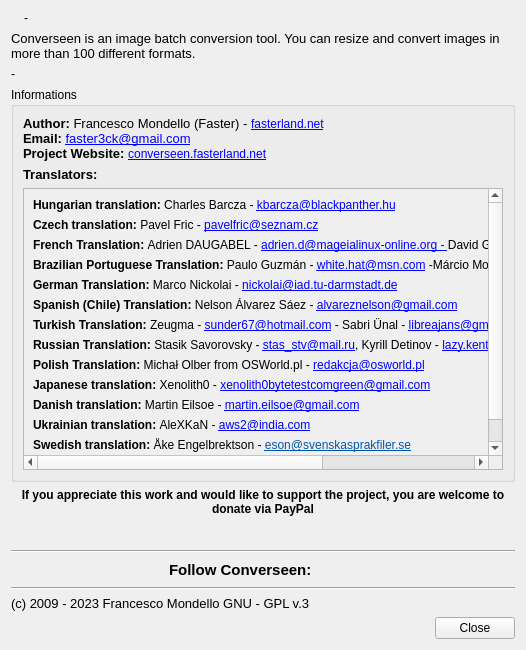
Qt form ui/dialoginfo.ui (Faster3ck/Converseen) before a commit.
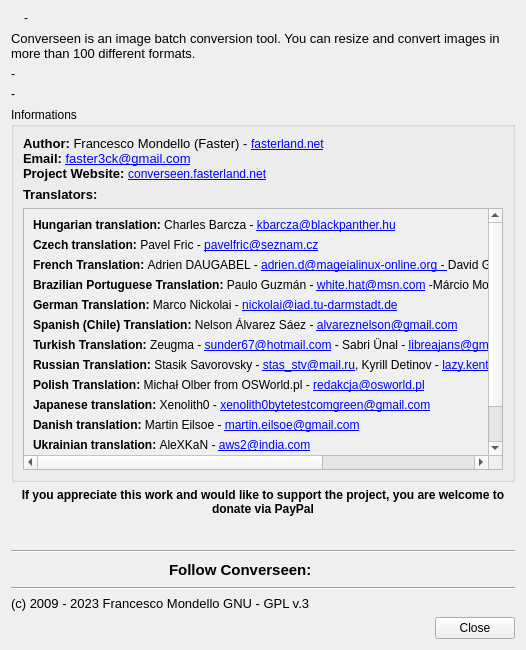
The same form after that commit. Icons and pictures are not drawn.

Commit message: Version 0.12.0.0 Stable - Porting to Qt6 + program does not autoreset the image resolution settings when the list is emptied + Added some help information in the UI + Various Bugfixes

```diff
--- a/ui/dialoginfo.ui
+++ b/ui/dialoginfo.ui
@@ -74,6 +74,19 @@
      </property>
     </widget>
    </item>
+   <item>
+    <widget class="QLabel" name="labelQtVersion">
+     <property name="text">
+      <string>-</string>
+     </property>
+     <property name="wordWrap">
+      <bool>true</bool>
+     </property>
+     <property name="openExternalLinks">
+      <bool>true</bool>
+     </property>
+    </widget>
+   </item>
    <item>
     <widget class="QGroupBox" name="groupBox">
      <property name="sizePolicy">
@@ -132,8 +145,8 @@
           <rect>
            <x>0</x>
            <y>0</y>
-           <width>875</width>
-           <height>407</height>
+           <width>734</width>
+           <height>334</height>
           </rect>
          </property>
          <layout class="QVBoxLayout" name="verticalLayout_3">
```
Left out of the diff: 1 changed line with no effect on the pictures. The commit also changes 36 other files.
